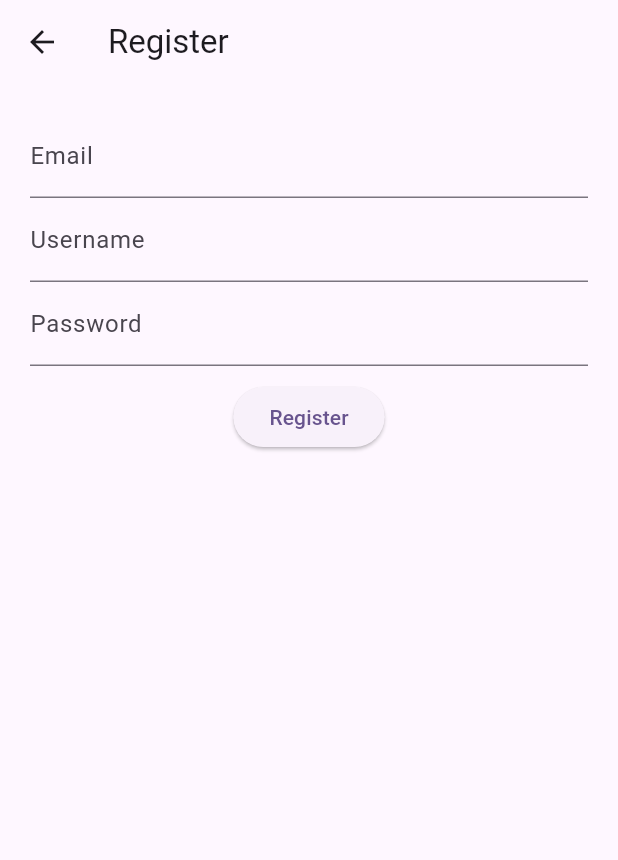
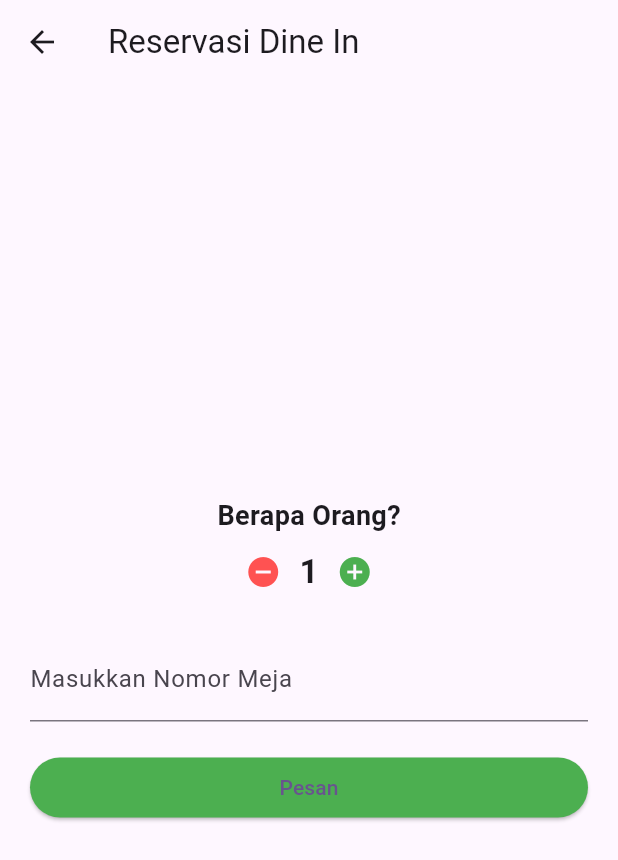
Before and after one commit to ramboy777/Matchacih, a Flutter app: the SelectionScreen screen opened directly, after a tap on "Pilih DINE IN", on a phone screen of 412 x 824 dp. Shown: the top 860 px of the screen. Run offline on Flutter 3.47's test engine with Material 3 defaults, Android fonts, the phone set to English and light mode, and no system bars.

Commit message:
desain reservasi.pemlihan

```diff
--- a/lib/screens/pemilihan.dart
+++ b/lib/screens/pemilihan.dart
@@ -1,4 +1,5 @@
 import 'package:flutter/material.dart';
+import 'menu.dart';
 import 'reservasi.dart';
 
 class SelectionScreen extends StatelessWidget {
@@ -11,9 +12,23 @@ class SelectionScreen extends StatelessWidget {
       body: Padding(
         padding: const EdgeInsets.all(20),
         child: Column(
-          mainAxisAlignment: MainAxisAlignment.center,
           crossAxisAlignment: CrossAxisAlignment.stretch,
           children: [
+            // LOGO DI ATAS
+            Center(
+              child: SizedBox(
+                width: 120,
+                height: 120,
+                child: Image.asset(
+                  'assets/images/logo.png', // Ganti sesuai nama logo
+                  fit: BoxFit.contain,
+                ),
+              ),
+            ),
+
+            const SizedBox(height: 30),
+
+            // DINE IN
             const Text(
               "DINE IN",
               textAlign: TextAlign.center,
@@ -22,7 +37,8 @@ class SelectionScreen extends StatelessWidget {
             const SizedBox(height: 8),
             ElevatedButton(
               onPressed: () {
-                Navigator.push(context, MaterialPageRoute(builder: (_) => RegisterScreen()));
+                Navigator.push(context,
+                  MaterialPageRoute(builder: (_) => const ReservationScreen()));
               },
               style: ElevatedButton.styleFrom(
                 backgroundColor: Colors.green,
@@ -30,7 +46,10 @@ class SelectionScreen extends StatelessWidget {
               ),
               child: const Text("Pilih DINE IN", style: TextStyle(fontSize: 16)),
             ),
+
             const SizedBox(height: 30),
+
+            // TAKE AWAY
             const Text(
               "TAKE AWAY",
               textAlign: TextAlign.center,
@@ -39,7 +58,8 @@ class SelectionScreen extends StatelessWidget {
             const SizedBox(height: 8),
             ElevatedButton(
               onPressed: () {
-                //Navigator.push(context, MaterialPageRoute(builder: (_) => const MenuScreen()));
+                Navigator.push(context,
+                  MaterialPageRoute(builder: (_) => const MenuScreen()));
               },
               style: ElevatedButton.styleFrom(
                 backgroundColor: Colors.orange,
--- a/lib/screens/reservasi.dart
+++ b/lib/screens/reservasi.dart
@@ -1,19 +1,70 @@
 import 'package:flutter/material.dart';
+import 'menu.dart';
 
-class RegisterScreen extends StatelessWidget {
+class ReservationScreen extends StatefulWidget {
+  const ReservationScreen({super.key});
+
+  @override
+  State<ReservationScreen> createState() => _ReservationScreenState();
+}
+
+class _ReservationScreenState extends State<ReservationScreen> {
+  int numberOfPeople = 1;
+  final TextEditingController _tableController = TextEditingController();
+
+  void _increase() {
+    setState(() {
+      numberOfPeople++;
+    });
+  }
+
+  void _decrease() {
+    setState(() {
+      if (numberOfPeople > 1) numberOfPeople--;
+    });
+  }
+
+  void _proceedReservation() {
+    if (_tableController.text.isEmpty) {
+      ScaffoldMessenger.of(context).showSnackBar(const SnackBar(content: Text("Nomor meja wajib diisi!")));
+      return;
+    }
+    Navigator.push(context, MaterialPageRoute(builder: (_) => const MenuScreen()));
+  }
+
   @override
   Widget build(BuildContext context) {
     return Scaffold(
-      appBar: AppBar(title: Text("Register")),
+      appBar: AppBar(title: const Text("Reservasi Dine In")),
       body: Padding(
         padding: const EdgeInsets.all(20.0),
         child: Column(
+          mainAxisAlignment: MainAxisAlignment.center,
           children: [
-            TextField(decoration: InputDecoration(labelText: "Email")),
-            TextField(decoration: InputDecoration(labelText: "Username")),
-            TextField(decoration: InputDecoration(labelText: "Password"), obscureText: true),
-            SizedBox(height: 10),
-            ElevatedButton(onPressed: () {}, child: Text("Register")),
+            const Text("Berapa Orang?", style: TextStyle(fontSize: 18, fontWeight: FontWeight.bold)),
+            Row(
+              mainAxisAlignment: MainAxisAlignment.center,
+              children: [
+                IconButton(onPressed: _decrease, icon: const Icon(Icons.remove_circle, color: Colors.redAccent)),
+                Text("$numberOfPeople", style: const TextStyle(fontSize: 22, fontWeight: FontWeight.bold)),
+                IconButton(onPressed: _increase, icon: const Icon(Icons.add_circle, color: Colors.green)),
+              ],
+            ),
+            const SizedBox(height: 20),
+            TextField(
+              controller: _tableController,
+              decoration: const InputDecoration(labelText: "Masukkan Nomor Meja"),
+              keyboardType: TextInputType.number,
+            ),
+            const SizedBox(height: 20),
+            SizedBox(
+              width: double.infinity,
+              child: ElevatedButton(
+                onPressed: _proceedReservation,
+                style: ElevatedButton.styleFrom(backgroundColor: Colors.green),
+                child: const Text("Pesan"),
+              ),
+            ),
           ],
         ),
       ),
```
